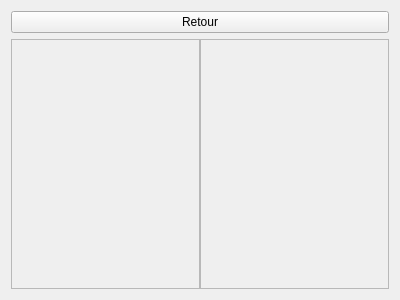
This is app/view/forms/gamecharacters.ui in r0nd0ud0u/qt-rpg as Qt 5 draws it before an edit. The edited form follows.
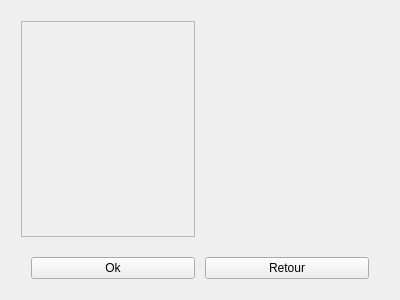
This is the edited form. Custom widgets are drawn as their Qt base class.

```diff
--- a/app/view/forms/gamecharacters.ui
+++ b/app/view/forms/gamecharacters.ui
@@ -15,82 +15,141 @@
   </property>
   <layout class="QVBoxLayout" name="verticalLayout_3">
    <item>
-    <layout class="QHBoxLayout" name="horizontalLayout">
-     <property name="leftMargin">
-      <number>0</number>
-     </property>
-     <property name="topMargin">
-      <number>0</number>
-     </property>
-     <property name="rightMargin">
-      <number>0</number>
-     </property>
-     <item>
-      <widget class="QPushButton" name="back_pushButton">
-       <property name="text">
-        <string>Retour</string>
-       </property>
-      </widget>
-     </item>
-    </layout>
-   </item>
-   <item>
-    <layout class="QHBoxLayout" name="horizontalLayout_2">
+    <layout class="QVBoxLayout" name="verticalLayout" stretch="0,0">
      <property name="spacing">
-      <number>0</number>
+      <number>10</number>
      </property>
      <property name="leftMargin">
-      <number>0</number>
+      <number>10</number>
      </property>
      <property name="topMargin">
-      <number>0</number>
+      <number>10</number>
      </property>
      <property name="rightMargin">
-      <number>0</number>
+      <number>10</number>
      </property>
      <property name="bottomMargin">
-      <number>0</number>
+      <number>10</number>
      </property>
      <item>
-      <widget class="QScrollArea" name="heroScrollArea">
-       <property name="widgetResizable">
-        <bool>true</bool>
-       </property>
-       <widget class="QWidget" name="bossScrollAreaWidgetContents">
-        <property name="geometry">
-         <rect>
-          <x>0</x>
-          <y>0</y>
-          <width>188</width>
-          <height>246</height>
-         </rect>
-        </property>
-        <layout class="QVBoxLayout" name="verticalLayout"/>
-       </widget>
-      </widget>
+      <layout class="QHBoxLayout" name="horizontalLayout">
+       <item>
+        <widget class="QScrollArea" name="bossScrollArea">
+         <property name="widgetResizable">
+          <bool>true</bool>
+         </property>
+         <widget class="QWidget" name="heroScrollAreaWidgetContents">
+          <property name="geometry">
+           <rect>
+            <x>0</x>
+            <y>0</y>
+            <width>173</width>
+            <height>204</height>
+           </rect>
+          </property>
+          <layout class="QVBoxLayout" name="verticalLayout_2"/>
+         </widget>
+        </widget>
+       </item>
+       <item>
+        <layout class="QHBoxLayout" name="horizontalLayout_3">
+         <property name="leftMargin">
+          <number>10</number>
+         </property>
+         <property name="topMargin">
+          <number>10</number>
+         </property>
+         <property name="rightMargin">
+          <number>10</number>
+         </property>
+         <property name="bottomMargin">
+          <number>10</number>
+         </property>
+         <item>
+          <widget class="ImgCharacterView" name="img" native="true">
+           <property name="sizePolicy">
+            <sizepolicy hsizetype="MinimumExpanding" vsizetype="MinimumExpanding">
+             <horstretch>0</horstretch>
+             <verstretch>0</verstretch>
+            </sizepolicy>
+           </property>
+          </widget>
+         </item>
+         <item>
+          <widget class="StatsView" name="stats" native="true">
+           <property name="sizePolicy">
+            <sizepolicy hsizetype="MinimumExpanding" vsizetype="MinimumExpanding">
+             <horstretch>0</horstretch>
+             <verstretch>0</verstretch>
+            </sizepolicy>
+           </property>
+          </widget>
+         </item>
+         <item>
+          <widget class="EquipmentView" name="equip" native="true">
+           <property name="sizePolicy">
+            <sizepolicy hsizetype="MinimumExpanding" vsizetype="MinimumExpanding">
+             <horstretch>0</horstretch>
+             <verstretch>0</verstretch>
+            </sizepolicy>
+           </property>
+          </widget>
+         </item>
+        </layout>
+       </item>
+      </layout>
      </item>
      <item>
-      <widget class="QScrollArea" name="bossScrollArea">
-       <property name="widgetResizable">
-        <bool>true</bool>
+      <layout class="QHBoxLayout" name="horizontalLayout_2">
+       <property name="leftMargin">
+        <number>10</number>
        </property>
-       <widget class="QWidget" name="heroScrollAreaWidgetContents">
-        <property name="geometry">
-         <rect>
-          <x>0</x>
-          <y>0</y>
-          <width>188</width>
-          <height>246</height>
-         </rect>
-        </property>
-        <layout class="QVBoxLayout" name="verticalLayout_2"/>
-       </widget>
-      </widget>
+       <property name="topMargin">
+        <number>10</number>
+       </property>
+       <property name="rightMargin">
+        <number>10</number>
+       </property>
+       <item>
+        <widget class="QPushButton" name="pushButton_2">
+         <property name="text">
+          <string>Ok</string>
+         </property>
+        </widget>
+       </item>
+       <item>
+        <widget class="QPushButton" name="back_pushButton">
+         <property name="text">
+          <string>Retour</string>
+         </property>
+        </widget>
+       </item>
+      </layout>
      </item>
     </layout>
    </item>
   </layout>
  </widget>
+ <customwidgets>
+  <customwidget>
+   <class>ImgCharacterView</class>
+   <extends>QWidget</extends>
+   <header location="global">imgcharacterview.h</header>
+   <container>1</container>
+  </customwidget>
+  <customwidget>
+   <class>StatsView</class>
+   <extends>QWidget</extends>
+   <header location="global">statsview.h</header>
+   <container>1</container>
+  </customwidget>
+  <customwidget>
+   <class>EquipmentView</class>
+   <extends>QWidget</extends>
+   <header location="global">equipmentview.h</header>
+   <container>1</container>
+  </customwidget>
+ </customwidgets>
  <resources/>
  <connections/>
 </ui>
```
